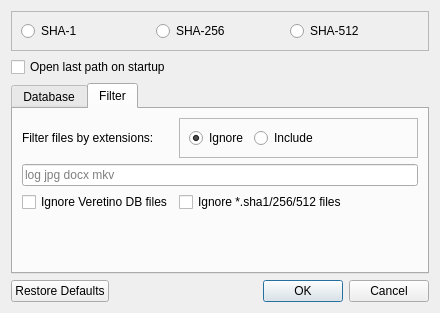
This is src/dialogsettings.ui in artemvlas/veretino as Qt 5 draws it before an edit. The edited form follows.
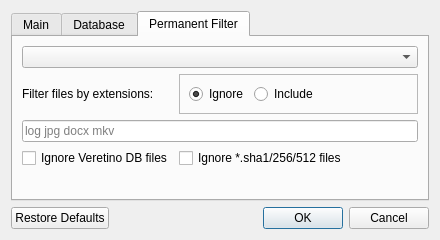
This is the edited form. The open tabs and pages were chosen to show the change.

Commit message: [Permanent Filter] preset templates added

Diff of the .ui file:
```diff
--- a/src/dialogsettings.ui
+++ b/src/dialogsettings.ui
@@ -7,7 +7,7 @@
     <x>0</x>
     <y>0</y>
     <width>440</width>
-    <height>313</height>
+    <height>240</height>
    </rect>
   </property>
   <property name="windowTitle">
@@ -15,6 +15,16 @@
   </property>
   <layout class="QVBoxLayout" name="verticalLayout">
    <item>
+    <widget class="QTabWidget" name="tabWidget">
+     <property name="currentIndex">
+      <number>0</number>
+     </property>
+     <widget class="QWidget" name="tabMain">
+      <attribute name="title">
+       <string>Main</string>
+      </attribute>
+      <layout class="QVBoxLayout" name="verticalLayout_2">
+       <item>
     <widget class="QFrame" name="frame">
      <property name="frameShape">
       <enum>QFrame::StyledPanel</enum>
@@ -48,6 +58,15 @@
     </widget>
    </item>
    <item>
+        <widget class="Line" name="line_2">
+         <property name="orientation">
+          <enum>Qt::Horizontal</enum>
+         </property>
+        </widget>
+       </item>
+       <item>
+        <layout class="QHBoxLayout" name="horizontalLayout_4">
+         <item>
     <widget class="QCheckBox" name="cbLastPath">
      <property name="toolTip">
       <string>Checked: on startup go to last path
@@ -58,11 +77,23 @@
      </property>
     </widget>
    </item>
+        </layout>
+       </item>
    <item>
-    <widget class="QTabWidget" name="tabWidget">
-     <property name="currentIndex">
-      <number>0</number>
-     </property>
+        <spacer name="verticalSpacer">
+         <property name="orientation">
+          <enum>Qt::Vertical</enum>
+         </property>
+         <property name="sizeHint" stdset="0">
+          <size>
+           <width>20</width>
+           <height>40</height>
+          </size>
+         </property>
+        </spacer>
+       </item>
+      </layout>
+     </widget>
      <widget class="QWidget" name="tabDatabase">
       <attribute name="title">
        <string>Database</string>
@@ -161,63 +192,10 @@
      </widget>
      <widget class="QWidget" name="tabFilter">
       <attribute name="title">
-       <string>Filter</string>
+       <string>Permanent Filter</string>
       </attribute>
       <layout class="QGridLayout" name="gridLayout_2">
-       <item row="4" column="1">
-        <spacer name="verticalSpacer_2">
-         <property name="orientation">
-          <enum>Qt::Vertical</enum>
-         </property>
-         <property name="sizeHint" stdset="0">
-          <size>
-           <width>20</width>
-           <height>40</height>
-          </size>
-         </property>
-        </spacer>
-       </item>
-       <item row="0" column="1">
-        <widget class="QLabel" name="label">
-         <property name="text">
-          <string>Filter files by extensions:</string>
-         </property>
-        </widget>
-       </item>
-       <item row="3" column="2" colspan="2">
-        <widget class="QCheckBox" name="ignoreShaFiles">
-         <property name="toolTip">
-          <string>Exclude the summary files from the filelist</string>
-         </property>
-         <property name="text">
-          <string>Ignore *.sha1/256/512 files</string>
-         </property>
-        </widget>
-       </item>
-       <item row="3" column="1">
-        <widget class="QCheckBox" name="ignoreDbFiles">
-         <property name="toolTip">
-          <string>Exclude *.ver.json files from the filelist</string>
-         </property>
-         <property name="text">
-          <string>Ignore Veretino DB files</string>
-         </property>
-        </widget>
-       </item>
-       <item row="1" column="1" colspan="3">
-        <widget class="QLineEdit" name="inputExtensions">
-         <property name="toolTip">
-          <string>Extensions list separated by spaces</string>
-         </property>
-         <property name="placeholderText">
-          <string>log jpg docx mkv</string>
-         </property>
-         <property name="clearButtonEnabled">
-          <bool>true</bool>
-         </property>
-        </widget>
-       </item>
-       <item row="0" column="2" colspan="2">
+       <item row="1" column="2" colspan="2">
         <widget class="QFrame" name="frame_2">
          <property name="frameShape">
           <enum>QFrame::StyledPanel</enum>
@@ -259,6 +237,62 @@
          </layout>
         </widget>
        </item>
+       <item row="2" column="1" colspan="3">
+        <widget class="QLineEdit" name="inputExtensions">
+         <property name="toolTip">
+          <string>Extensions list separated by spaces</string>
+         </property>
+         <property name="placeholderText">
+          <string>log jpg docx mkv</string>
+         </property>
+         <property name="clearButtonEnabled">
+          <bool>true</bool>
+         </property>
+        </widget>
+       </item>
+       <item row="4" column="2" colspan="2">
+        <widget class="QCheckBox" name="ignoreShaFiles">
+         <property name="toolTip">
+          <string>Exclude the summary files from the filelist</string>
+         </property>
+         <property name="text">
+          <string>Ignore *.sha1/256/512 files</string>
+         </property>
+        </widget>
+       </item>
+       <item row="1" column="1">
+        <widget class="QLabel" name="label">
+         <property name="text">
+          <string>Filter files by extensions:</string>
+         </property>
+        </widget>
+       </item>
+       <item row="4" column="1">
+        <widget class="QCheckBox" name="ignoreDbFiles">
+         <property name="toolTip">
+          <string>Exclude *.ver.json files from the filelist</string>
+         </property>
+         <property name="text">
+          <string>Ignore Veretino DB files</string>
+         </property>
+        </widget>
+       </item>
+       <item row="5" column="1">
+        <spacer name="verticalSpacer_2">
+         <property name="orientation">
+          <enum>Qt::Vertical</enum>
+         </property>
+         <property name="sizeHint" stdset="0">
+          <size>
+           <width>20</width>
+           <height>40</height>
+          </size>
+         </property>
+        </spacer>
+       </item>
+       <item row="0" column="1" colspan="3">
+        <widget class="QComboBox" name="comboBoxPresets"/>
+       </item>
       </layout>
      </widget>
     </widget>
```
Lines whose indentation alone changed are shown as unchanged. The commit also changes 3 other files.
